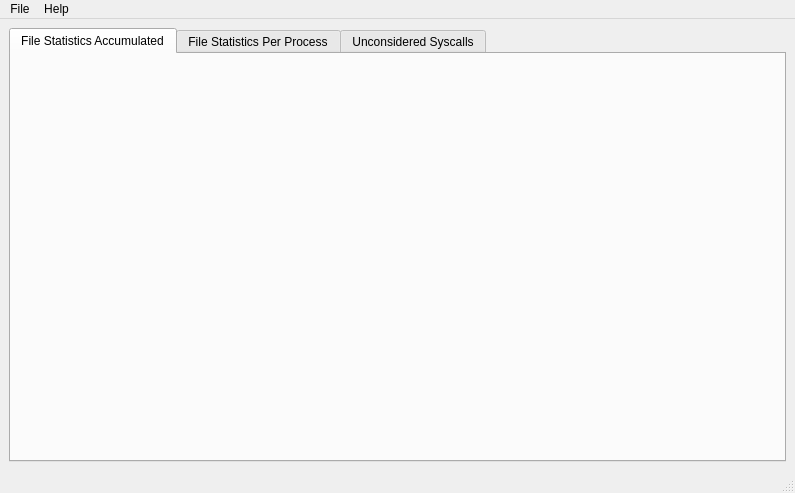
Old version of the form iotrace.ui in the repository nicolasgross/iotrace-gui.
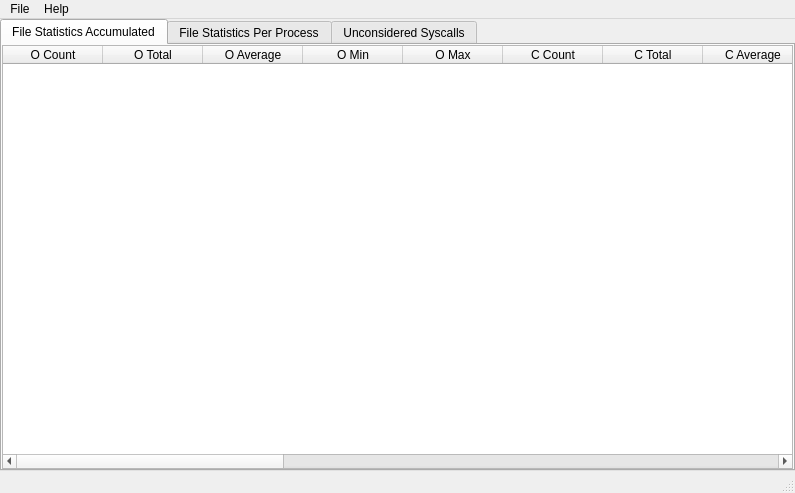
New version of the form.

Commit message: Add accumulated file statistics tab

```diff
--- a/iotrace.ui
+++ b/iotrace.ui
@@ -21,6 +21,21 @@
   </property>
   <widget class="QWidget" name="centralwidget">
    <layout class="QVBoxLayout" name="verticalLayout">
+    <property name="spacing">
+     <number>6</number>
+    </property>
+    <property name="leftMargin">
+     <number>0</number>
+    </property>
+    <property name="topMargin">
+     <number>0</number>
+    </property>
+    <property name="rightMargin">
+     <number>0</number>
+    </property>
+    <property name="bottomMargin">
+     <number>0</number>
+    </property>
     <item>
      <widget class="QTabWidget" name="tabWidget">
       <property name="currentIndex">
@@ -30,6 +45,184 @@
        <attribute name="title">
         <string>File Statistics Accumulated</string>
        </attribute>
+       <layout class="QHBoxLayout" name="horizontalLayout">
+        <property name="leftMargin">
+         <number>0</number>
+        </property>
+        <property name="topMargin">
+         <number>0</number>
+        </property>
+        <property name="rightMargin">
+         <number>0</number>
+        </property>
+        <property name="bottomMargin">
+         <number>0</number>
+        </property>
+        <item>
+         <widget class="QTableWidget" name="tableWidget">
+          <column>
+           <property name="text">
+            <string>O Count</string>
+           </property>
+           <property name="toolTip">
+            <string>Count of all 'open' calls</string>
+           </property>
+          </column>
+          <column>
+           <property name="text">
+            <string>O Total</string>
+           </property>
+           <property name="toolTip">
+            <string>Total time spent in all 'open' calls</string>
+           </property>
+          </column>
+          <column>
+           <property name="text">
+            <string>O Average</string>
+           </property>
+           <property name="toolTip">
+            <string>Average time spent in a single 'open' call</string>
+           </property>
+          </column>
+          <column>
+           <property name="text">
+            <string>O Min</string>
+           </property>
+           <property name="toolTip">
+            <string>Minimum time spent in a single 'open' call</string>
+           </property>
+          </column>
+          <column>
+           <property name="text">
+            <string>O Max</string>
+           </property>
+           <property name="toolTip">
+            <string>Maximum time spent in a single 'open' call</string>
+           </property>
+          </column>
+          <column>
+           <property name="text">
+            <string>C Count</string>
+           </property>
+           <property name="toolTip">
+            <string>Count of all 'close' calls</string>
+           </property>
+          </column>
+          <column>
+           <property name="text">
+            <string>C Total</string>
+           </property>
+           <property name="toolTip">
+            <string>Total time spent in all 'close' calls</string>
+           </property>
+          </column>
+          <column>
+           <property name="text">
+            <string>C Average</string>
+           </property>
+           <property name="toolTip">
+            <string>Average time spent in a single 'close' call</string>
+           </property>
+          </column>
+          <column>
+           <property name="text">
+            <string>C Min</string>
+           </property>
+           <property name="toolTip">
+            <string>Minimum time spent in a single 'close' call</string>
+           </property>
+          </column>
+          <column>
+           <property name="text">
+            <string>C Max</string>
+           </property>
+           <property name="toolTip">
+            <string>Maximum time spent in a single 'close' call</string>
+           </property>
+          </column>
+          <column>
+           <property name="text">
+            <string>R Bytes</string>
+           </property>
+           <property name="toolTip">
+            <string>Total bytes read in all 'read' calls</string>
+           </property>
+          </column>
+          <column>
+           <property name="text">
+            <string>R Total</string>
+           </property>
+           <property name="toolTip">
+            <string>Total time spent in all 'read' calls</string>
+           </property>
+          </column>
+          <column>
+           <property name="text">
+            <string>R Average</string>
+           </property>
+           <property name="toolTip">
+            <string>Average read speed among all 'read' calls</string>
+           </property>
+          </column>
+          <column>
+           <property name="text">
+            <string>R Min</string>
+           </property>
+           <property name="toolTip">
+            <string>Minimum read speed among all 'read' calls</string>
+           </property>
+          </column>
+          <column>
+           <property name="text">
+            <string>R Max</string>
+           </property>
+           <property name="toolTip">
+            <string>Maximum read speed among all 'read' calls</string>
+           </property>
+          </column>
+          <column>
+           <property name="text">
+            <string>W Bytes</string>
+           </property>
+           <property name="toolTip">
+            <string>Total bytes written in all 'write' calls</string>
+           </property>
+          </column>
+          <column>
+           <property name="text">
+            <string>W Total</string>
+           </property>
+           <property name="toolTip">
+            <string>Total time spent in all 'write' calls</string>
+           </property>
+          </column>
+          <column>
+           <property name="text">
+            <string>W Average</string>
+           </property>
+           <property name="toolTip">
+            <string>Average write speed among all 'write' calls</string>
+           </property>
+          </column>
+          <column>
+           <property name="text">
+            <string>W Min</string>
+           </property>
+           <property name="toolTip">
+            <string>Minimum write speed among all 'write' calls</string>
+           </property>
+          </column>
+          <column>
+           <property name="text">
+            <string>W Max</string>
+           </property>
+           <property name="toolTip">
+            <string>Maximum write speed among all 'write' calls</string>
+           </property>
+          </column>
+         </widget>
+        </item>
+       </layout>
       </widget>
       <widget class="QWidget" name="perprocess">
        <attribute name="title">
```
